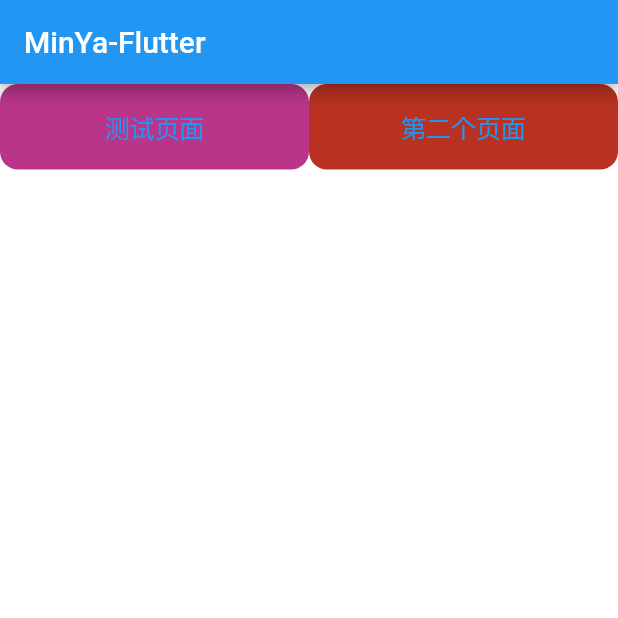
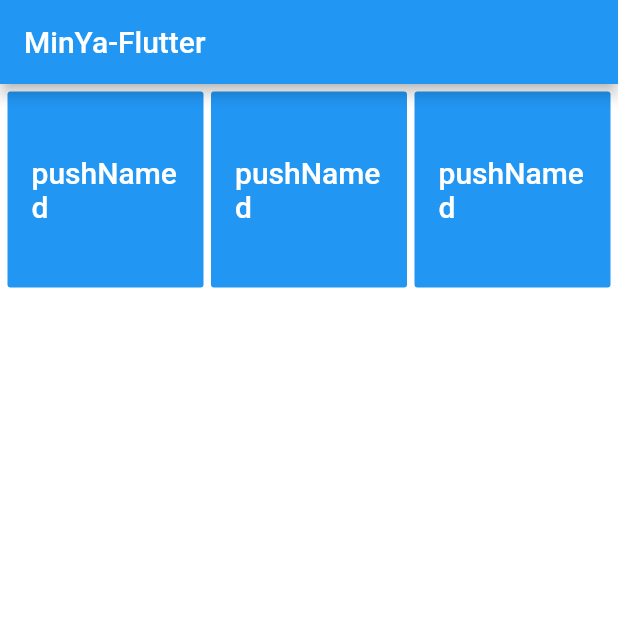
Before and after one commit to LCJ-MinYa/flutter-study, a Flutter app: the screen it shows after launch, on a phone screen of 412 x 824 dp, the top half of it. Run offline on Flutter 3.47's test engine with Material 2 defaults, Android fonts, the phone set to English and light mode, and no system bars.

Commit message:
flutter学习

```diff
--- /dev/null
+++ b/lib/common/utils.dart
@@ -0,0 +1,8 @@
+class Util{
+    static int customColor(String color, [String opacity]){
+        if(opacity == null){
+            return int.parse('0xFF$color');
+        }
+        return int.parse('0x$opacity$color');
+    }
+}
--- a/lib/navigator/rootNavigator.dart
+++ b/lib/navigator/rootNavigator.dart
@@ -1,18 +1,32 @@
 import 'package:flutter/material.dart';
+import 'package:flutter/rendering.dart' show debugPaintSizeEnabled;
+
+import '../common/utils.dart';
 
 import '../screen/main/mainScreen.dart';
-import '../screen/main/testScreen.dart';
+import '../screen/widget/navigator/pushNamed.dart';
 
 class App extends StatelessWidget{
 	@override
 	Widget build(BuildContext context) {
+        debugPaintSizeEnabled = false;
 		return MaterialApp(
 			title: 'Flutter学习示例',
 			home: MainScreen(),
 			routes: <String, WidgetBuilder>{
 				'/main': (BuildContext context) => MainScreen(),
-                '/test': (BuildContext context) => TestScreen(),
-			}
+                '/navigator/pushNamed': (BuildContext context) => PushNamedScreen(),
+			},
+            theme: ThemeData(
+                buttonColor: Colors.blue,           //按钮背景颜色
+                accentTextTheme: TextTheme(         //默认文本样式
+                    title: TextStyle(
+                        color: Colors.white,
+                        fontSize: 14.0
+                    )
+                ),
+                splashColor: Color(Util.customColor('ffffff', '00')),
+            ),
 		);
 	}
 }
--- a/lib/screen/main/mainScreen.dart
+++ b/lib/screen/main/mainScreen.dart
@@ -1,5 +1,6 @@
 import 'package:flutter/material.dart';
-import 'package:flutter/cupertino.dart';
+
+import '../../widget/button/textWithButton.dart';
 
 class MainScreen extends StatefulWidget{
 	@override
@@ -14,34 +15,77 @@ class MainScreenState extends State<MainScreen>{
             appBar: AppBar(
                 title: Text('MinYa-Flutter'),
             ),
-			body: Flex(
-                direction: Axis.horizontal,
+			body: GridView.count(
+                padding: EdgeInsets.all(5.0),
+                crossAxisSpacing: 5.0,
+                crossAxisCount: 3,
                 children: <Widget>[
-                    Expanded(
-                        flex: 1,
-                        child: CupertinoButton(
-                            child: Text('测试页面'),
-                            onPressed: (){
-                                print('11');
-                                Navigator.pushNamed(context, '/test');
-                            },
-                            pressedOpacity: 0.7,
-                            color: Color(0xFFb93589),
-                        ),
+                    TextWithButton(
+                        text: 'pushNamed',
+                        onTap: (){
+                            Navigator.pushNamed(context, '/navigator/pushNamed');
+                        },
                     ),
-                    Expanded(
-                        flex: 1,
-                        child: CupertinoButton(
-                            child: Text('第二个页面'),
-                            onPressed: (){
-                                print('22');
-                            },
-                            pressedOpacity: 0.7,
-                            color: Color(0xFFb93221),
-                        ),
+                    TextWithButton(
+                        text: 'pushNamed',
+                        onTap: (){
+                            this.test();
+                        },
+                    ),
+                    TextWithButton(
+                        text: 'pushNamed',
+                        onTap: (){
+                            Navigator.pushNamed(context, '/navigator/pushNamed');
+                        },
                     ),
                 ],
-			),
+            ),
 		);
 	}
+
+    //测试自定义方法
+    test(){
+        print(this);
+    }
 }
+
+/* 测试flex布局写法 */
+// class MainScreenState extends State<MainScreen>{
+// 	@override
+// 	Widget build(BuildContext context) {
+// 		return Scaffold(
+// 			backgroundColor: const Color(0xFFffffff),
+//             appBar: AppBar(
+//                 title: Text('MinYa-Flutter'),
+//             ),
+// 			body: Flex(
+//                 direction: Axis.horizontal,
+//                 children: <Widget>[
+//                     Expanded(
+//                         flex: 1,
+//                         child: CupertinoButton(
+//                             child: Text('pushNamed', maxLines: 1,),
+//                             onPressed: (){
+//                                 print('113');
+//                                 Navigator.pushNamed(context, '/navigator/pushNamed');
+//                             },
+//                             pressedOpacity: 0.7,
+//                             color: Color(0xFFb93589),
+//                         ),
+//                     ),
+//                     Expanded(
+//                         flex: 1,
+//                         child: CupertinoButton(
+//                             child: Text('第二个页面'),
+//                             onPressed: (){
+//                                 print('22');
+//                             },
+//                             pressedOpacity: 0.7,
+//                             color: Color(0xFFb93221),
+//                         ),
+//                     ),
+//                 ],
+// 			),
+// 		);
+// 	}
+// }
--- a/lib/screen/main/testScreen.dart
+++ b/lib/screen/widget/navigator/pushNamed.dart
@@ -1,16 +1,16 @@
 import 'package:flutter/material.dart';
 
-class TestScreen extends StatefulWidget{
+class PushNamedScreen extends StatefulWidget{
 	@override
-	TestScreenState createState()=> new TestScreenState();
+	PushNamedScreenState createState()=> new PushNamedScreenState();
 }
 
-class TestScreenState extends State<TestScreen>{
+class PushNamedScreenState extends State<PushNamedScreen>{
     @override
 	Widget build(BuildContext context) {
         return Scaffold(
             appBar: AppBar(
-                title: Text('测试页面'),
+                title: Text('测试页面12'),
             ),
             body: Center(
                 child: Text('测试页面'),
--- /dev/null
+++ b/lib/widget/button/textWithButton.dart
@@ -0,0 +1,19 @@
+import 'package:flutter/material.dart';
+
+/// 自定义的按钮,两端方案分开
+class TextWithButton extends StatelessWidget {
+    final Function onTap;
+    final String text;
+
+    const TextWithButton({Key key, this.onTap, this.text}) : super(key: key);
+
+    @override
+    Widget build(BuildContext context) {
+        return FlatButton(
+            splashColor: Theme.of(context).splashColor,
+            child: Text(text, style: Theme.of(context).accentTextTheme.title),
+            onPressed: onTap,
+            color: Theme.of(context).buttonColor,
+        );
+    }
+}
```
